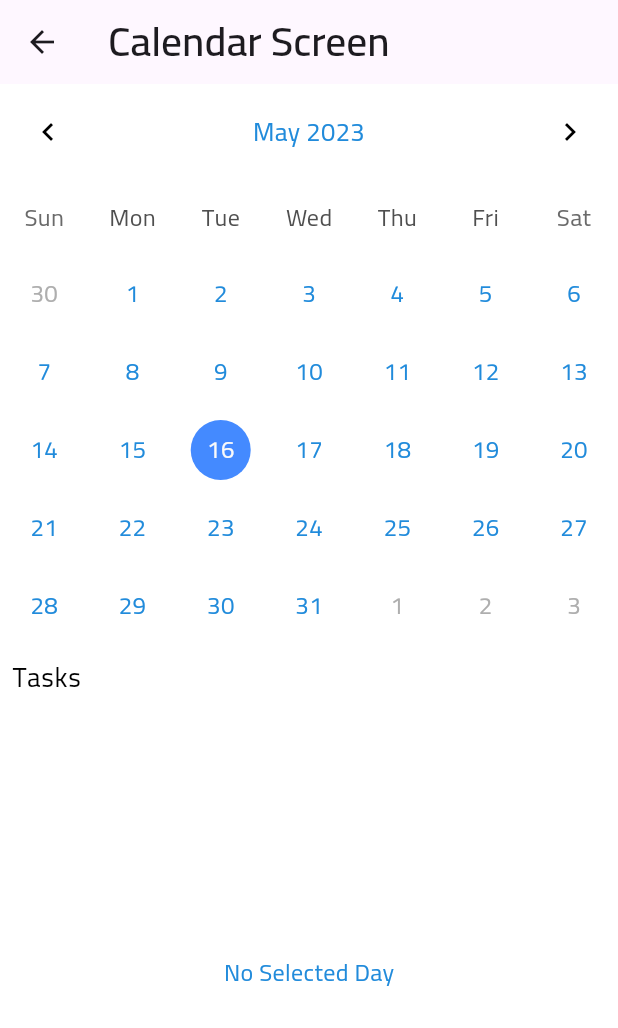
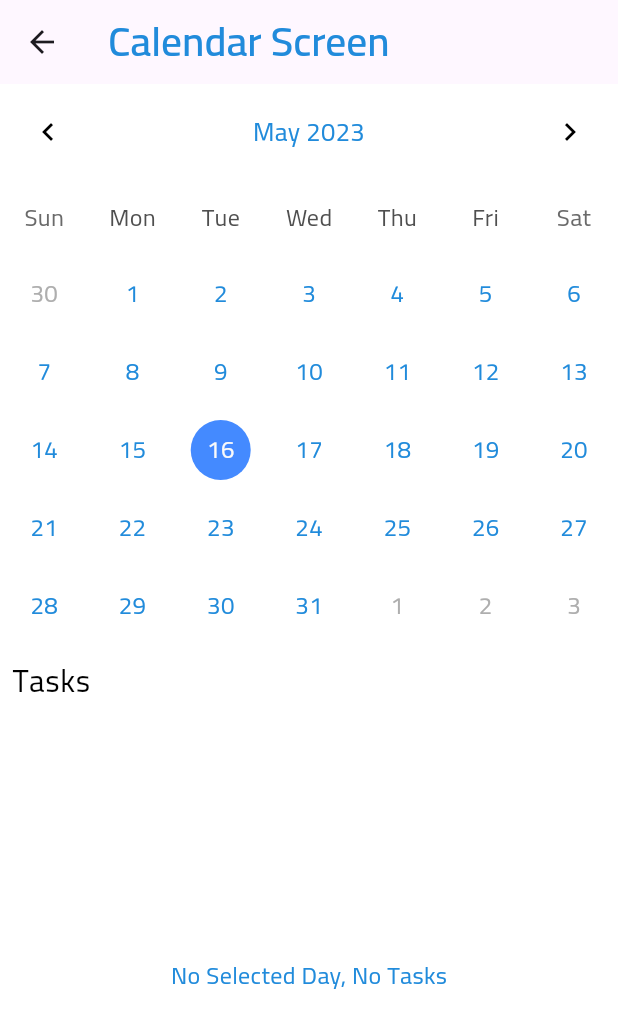
Before and after one commit to MahMughanni/task_managment, a Flutter app: the HomeScreen screen opened directly, after a tap on the "calendar month" icon, on a phone screen of 412 x 824 dp. Shown: the top 1028 px of the screen. Run offline on Flutter 3.47's test engine with Material 2 defaults, Android fonts, the phone set to English and light mode, and no system bars; drawn by our look-alikes of table_calendar; our stand-ins replace bloc, cloud_firestore, connectivity_plus, file_picker, firebase_auth, firebase_core and 8 more; accounts and stored records are empty; network calls fail; project files that could hold a hidden picture were left out.

Commit message:
-- refactor

```diff
--- /dev/null
+++ b/lib/shared_widgets/custom_tabBar.dart
@@ -0,0 +1,42 @@
+import 'package:flutter/material.dart';
+import 'package:flutter_screenutil/flutter_screenutil.dart';
+
+class CustomTabBar extends StatelessWidget with PreferredSizeWidget {
+  const CustomTabBar({Key? key}) : super(key: key);
+
+  @override
+  Widget build(BuildContext context) {
+    return TabBar(
+        labelColor: Colors.white,
+        indicatorSize: TabBarIndicatorSize.tab,
+        labelStyle: TextStyle(fontSize: 14.sp, color: Colors.white),
+        unselectedLabelColor: Colors.black,
+        splashBorderRadius: const BorderRadius.all(
+          Radius.circular(5),
+        ),
+        splashFactory: InkRipple.splashFactory,
+        indicator: BoxDecoration(
+            borderRadius: const BorderRadius.all(
+              Radius.circular(5),
+            ),
+            color: Colors.blueAccent.withOpacity(.8),
+            boxShadow: [
+              BoxShadow(spreadRadius: 1, blurRadius: 10.r, color: Colors.black12)
+            ]),
+        tabs: const [
+          Tab(
+            text: 'Today',
+          ),
+          Tab(
+            text: 'Upcoming',
+          ),
+          Tab(
+            text: 'Completed',
+          ),
+        ]);
+  }
+
+  @override
+  // TODO: implement preferredSize
+  Size get preferredSize => Size.fromHeight(90.h);
+}
--- a/lib/user/main_layer/screens/calendar_screen/calender_screen.dart
+++ b/lib/user/main_layer/screens/calendar_screen/calender_screen.dart
@@ -1,6 +1,7 @@
 import 'package:firebase_auth/firebase_auth.dart';
 import 'package:flutter/material.dart';
 import 'package:flutter_bloc/flutter_bloc.dart';
+import 'package:flutter_screenutil/flutter_screenutil.dart';
 import 'package:table_calendar/table_calendar.dart';
 import 'package:task_mangment/logic/calender_controller.dart';
 import 'package:task_mangment/user/main_layer/screens/task_details_screen/task_details_screen.dart';
@@ -38,7 +39,11 @@ class _CalendarScreenState extends State<CalendarScreen> {
     print(widget.userName);
     return Scaffold(
       backgroundColor: Colors.white,
-      appBar: AppBar(title: const Text('Calendar Screen')),
+      appBar: AppBar(
+          title: Text(
+        'Calendar Screen',
+        style: Theme.of(context).textTheme.titleLarge,
+      )),
       body: BlocBuilder<CalenderCubit, CalenderState>(
         bloc: _calenderCubit,
         builder: (context, state) {
@@ -66,11 +71,14 @@ class _CalendarScreenState extends State<CalendarScreen> {
                     ),
                     calendarBuilders: CalendarBuilders(
                       selectedBuilder: (context, day, focusedDay) {
-                        bool hasTasksForSelectedDay = state.groupedTasks.containsKey(day);
+                        bool hasTasksForSelectedDay =
+                            state.groupedTasks.containsKey(day);
                         return Container(
                           alignment: Alignment.center,
                           decoration: BoxDecoration(
-                            color: hasTasksForSelectedDay ? Colors.orangeAccent : Colors.blueAccent,
+                            color: hasTasksForSelectedDay
+                                ? Colors.orangeAccent
+                                : Colors.blueAccent,
                             shape: BoxShape.circle,
                           ),
                           child: Text(
@@ -80,17 +88,22 @@ class _CalendarScreenState extends State<CalendarScreen> {
                         );
                       },
                       defaultBuilder: (context, day, focusedDay) {
-                        bool hasTasksForSelectedDay = state.groupedTasks.containsKey(day);
+                        bool hasTasksForSelectedDay =
+                            state.groupedTasks.containsKey(day);
                         return Container(
                           alignment: Alignment.center,
-                          decoration: hasTasksForSelectedDay ? BoxDecoration(
-                            color: Colors.orangeAccent.withOpacity(0.3),
-                            shape: BoxShape.circle,
-                          ) : null,
+                          decoration: hasTasksForSelectedDay
+                              ? BoxDecoration(
+                                  color: Colors.orangeAccent.withOpacity(0.3),
+                                  shape: BoxShape.circle,
+                                )
+                              : null,
                           child: Text(
                             '${day.day}',
                             style: TextStyle(
-                              color: hasTasksForSelectedDay ? Colors.orangeAccent : null,
+                              color: hasTasksForSelectedDay
+                                  ? Colors.orangeAccent
+                                  : null,
                             ),
                           ),
                         );
@@ -106,7 +119,7 @@ class _CalendarScreenState extends State<CalendarScreen> {
                       style: Theme.of(context)
                           .textTheme
                           .bodyLarge!
-                          .copyWith(color: Colors.black, fontSize: 18),
+                          .copyWith(color: Colors.black, fontSize: 18.sp),
                     ),
                   ),
                   Expanded(
@@ -144,7 +157,7 @@ class _CalendarScreenState extends State<CalendarScreen> {
                               },
                             )
                           : const Center(
-                              child: Text('No Selected Day'),
+                              child: Text('No Selected Day, No Tasks'),
                             ),
                     ),
                   )
@@ -153,8 +166,4 @@ class _CalendarScreenState extends State<CalendarScreen> {
       ),
     );
   }
-
-  bool _isSameDay(DateTime a, DateTime b) {
-    return a.year == b.year && a.month == b.month && a.day == b.day;
-  }
 }
--- a/lib/user/main_layer/screens/home_screen/controller/task_cubit.dart
+++ b/lib/user/main_layer/screens/home_screen/controller/task_cubit.dart
@@ -21,7 +21,9 @@ class TaskCubit extends Cubit<TaskState> {
     userSubscription = userDoc?.snapshots().listen((userData) async {
       try {
         final user = UserModel.fromSnapshot(userData);
+        if (!userSubscription!.isPaused) {
           emit(UserLoadingState());
+        }
         final tasksCollection = userDoc?.collection('tasks');
         if (tasksCollection != null) {
           final querySnapshot = await tasksCollection
@@ -35,16 +37,26 @@ class TaskCubit extends Cubit<TaskState> {
           tasksSubscription =
               FireBaseRepository.getUserTasksStream(userId: userId).listen(
             (tasks) {
+              if (!tasksSubscription!.isPaused) {
                 emit(UserLoadedState(user: user, tasks: tasks));
-          }, onError: (error) {
+              }
+            },
+            onError: (error) {
+              if (!tasksSubscription!.isPaused) {
                 emit(UserErrorState(error: error.toString()));
-          });
+              }
+            },
+          );
         }
       } catch (e) {
+        if (!userSubscription!.isPaused) {
           emit(UserErrorState(error: e.toString()));
         }
+      }
     });
+
     Connectivity().onConnectivityChanged.listen((ConnectivityResult result) {
+      if (!userSubscription!.isPaused) {
         switch (result) {
           case ConnectivityResult.wifi:
           case ConnectivityResult.mobile:
@@ -57,6 +69,7 @@ class TaskCubit extends Cubit<TaskState> {
           default:
             emit(UserErrorState(error: "Unknown connectivity state"));
             break;
+        }
       }
     });
   }
@@ -139,8 +152,8 @@ class TaskCubit extends Cubit<TaskState> {
 
   @override
   Future<void> close() {
+    userSubscription?.cancel();
     tasksSubscription?.cancel();
-    userSubscription?.cancel();
     return super.close();
   }
 }
--- a/lib/user/main_layer/screens/home_screen/controller/task_state.dart
+++ b/lib/user/main_layer/screens/home_screen/controller/task_state.dart
@@ -1,7 +1,6 @@
 import 'package:flutter/material.dart';
 import 'package:task_mangment/model/task_model.dart';
 import 'package:task_mangment/model/user_model.dart';
-
 @immutable
 abstract class TaskState {}
 
--- a/lib/user/main_layer/screens/home_screen/widgets/custom_tab_bar.dart
+++ b/lib/user/main_layer/screens/home_screen/widgets/custom_tab_bar.dart
@@ -2,6 +2,7 @@ import 'package:flutter/material.dart';
 import 'package:flutter_screenutil/flutter_screenutil.dart';
 import 'package:task_mangment/core/routes/app_router.dart';
 import 'package:task_mangment/core/routes/named_router.dart';
+import 'package:task_mangment/shared_widgets/custom_tabBar.dart';
 
 import '../../../../../shared_widgets/custom_circle_image.dart';
 
@@ -147,37 +148,7 @@ class CustomTabBarViewTabs extends StatelessWidget {
                   )
                 ],
               ),
-              child: TabBar(
-                  labelColor: Colors.white,
-                  indicatorSize: TabBarIndicatorSize.tab,
-                  labelStyle: TextStyle(fontSize: 14.sp, color: Colors.white),
-                  unselectedLabelColor: Colors.black,
-                  splashBorderRadius: const BorderRadius.all(
-                    Radius.circular(5),
-                  ),
-                  splashFactory: InkRipple.splashFactory,
-                  indicator: BoxDecoration(
-                      borderRadius: const BorderRadius.all(
-                        Radius.circular(5),
-                      ),
-                      color: Colors.blueAccent.withOpacity(.8),
-                      boxShadow: [
-                        BoxShadow(
-                            spreadRadius: 1,
-                            blurRadius: 10.r,
-                            color: Colors.black12)
-                      ]),
-                  tabs: const [
-                    Tab(
-                      text: 'Today',
-                    ),
-                    Tab(
-                      text: 'Upcoming',
-                    ),
-                    Tab(
-                      text: 'Completed',
-                    ),
-                  ]),
+              child: const CustomTabBar(),
             )
           ],
         ),
```
Also changed, not shown: lib/user/main_layer/screens/company_tasks_screen/company_tasks.dart (+3 -26 lines), lib/user/main_layer/screens/setting_screen/pages/widgets/employee_detiails.dart (+10 -7 lines). Lines whose indentation alone changed are shown as unchanged.
